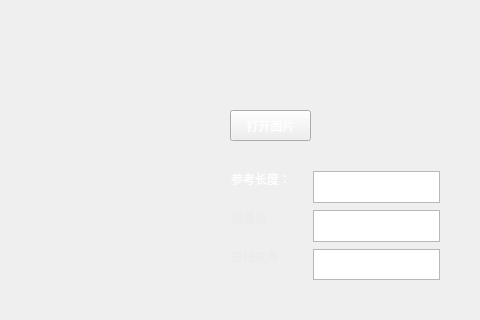
First picture: the form in CArmAngleCalCuLate/CArmwidget.ui, repository yb993161947/SCR, before the edit; both pictures show x 800 to 1280 and y 0 to 320 of the 1280 by 768 pixel window.
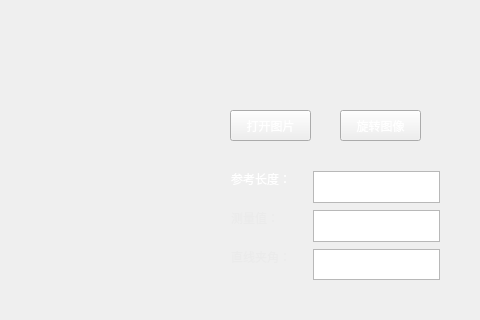
Second picture: the form after the edit. Icons and pictures are not drawn.

Diff of the .ui file:
```diff
--- a/CArmAngleCalCuLate/CArmwidget.ui
+++ b/CArmAngleCalCuLate/CArmwidget.ui
@@ -591,6 +591,23 @@
    <zorder>radioButton_14</zorder>
    <zorder>radioButton_15</zorder>
   </widget>
+  <widget class="QPushButton" name="pushButtonRotatePic">
+   <property name="geometry">
+    <rect>
+     <x>1140</x>
+     <y>110</y>
+     <width>81</width>
+     <height>31</height>
+    </rect>
+   </property>
+   <property name="styleSheet">
+    <string notr="true">border-image: url(:/images/btn.png);
+color: rgb(255, 255, 255);</string>
+   </property>
+   <property name="text">
+    <string>旋转图像</string>
+   </property>
+  </widget>
   <zorder>textBrowserMeasureValue</zorder>
   <zorder>label_2</zorder>
   <zorder>textEditReferenceValue</zorder>
```
Left out of the diff: 1 changed line with no effect on the pictures.
